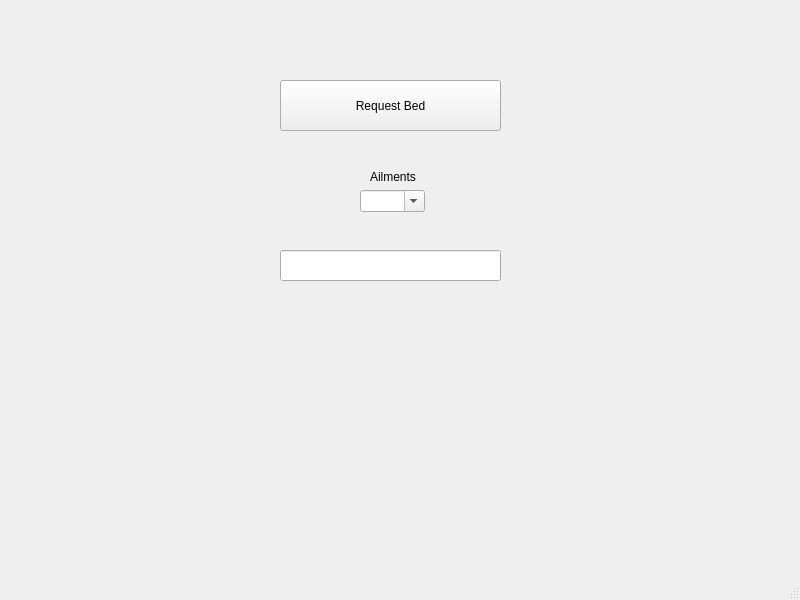
Qt form doctorwindow.ui (braeden-muller/hospitalBeds) before a commit.
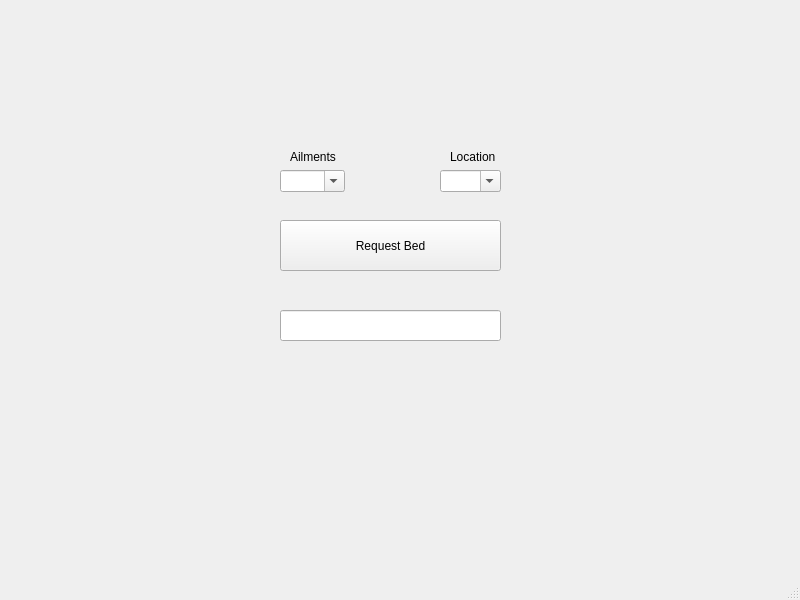
The same form after that commit.

Patch:
```diff
--- a/doctorwindow.ui
+++ b/doctorwindow.ui
@@ -21,7 +21,7 @@
     <property name="geometry">
      <rect>
       <x>280</x>
-      <y>80</y>
+      <y>220</y>
       <width>221</width>
       <height>51</height>
      </rect>
@@ -34,7 +34,7 @@
     <property name="geometry">
      <rect>
       <x>280</x>
-      <y>250</y>
+      <y>310</y>
       <width>221</width>
       <height>31</height>
      </rect>
@@ -46,8 +46,8 @@
    <widget class="QComboBox" name="ailmentSelector">
     <property name="geometry">
      <rect>
-      <x>360</x>
-      <y>190</y>
+      <x>280</x>
+      <y>170</y>
       <width>65</width>
       <height>22</height>
      </rect>
@@ -71,8 +71,8 @@
    <widget class="QLabel" name="ailmentLabel">
     <property name="geometry">
      <rect>
-      <x>370</x>
-      <y>170</y>
+      <x>290</x>
+      <y>150</y>
       <width>47</width>
       <height>14</height>
      </rect>
@@ -81,6 +81,32 @@
      <string>Ailments</string>
     </property>
    </widget>
+   <widget class="QComboBox" name="locationSelector">
+    <property name="geometry">
+     <rect>
+      <x>440</x>
+      <y>170</y>
+      <width>61</width>
+      <height>22</height>
+     </rect>
+    </property>
+    <property name="editable">
+     <bool>true</bool>
+    </property>
+   </widget>
+   <widget class="QLabel" name="locationLabel">
+    <property name="geometry">
+     <rect>
+      <x>450</x>
+      <y>150</y>
+      <width>47</width>
+      <height>13</height>
+     </rect>
+    </property>
+    <property name="text">
+     <string>Location</string>
+    </property>
+   </widget>
   </widget>
   <widget class="QMenuBar" name="menubar">
    <property name="geometry">
```
